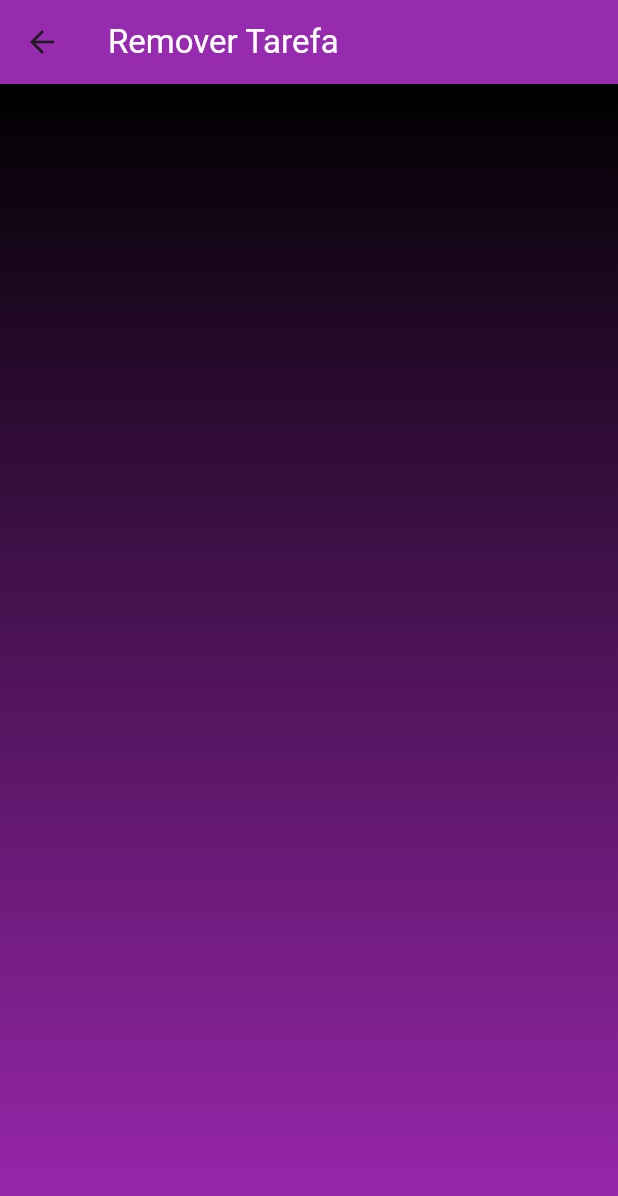
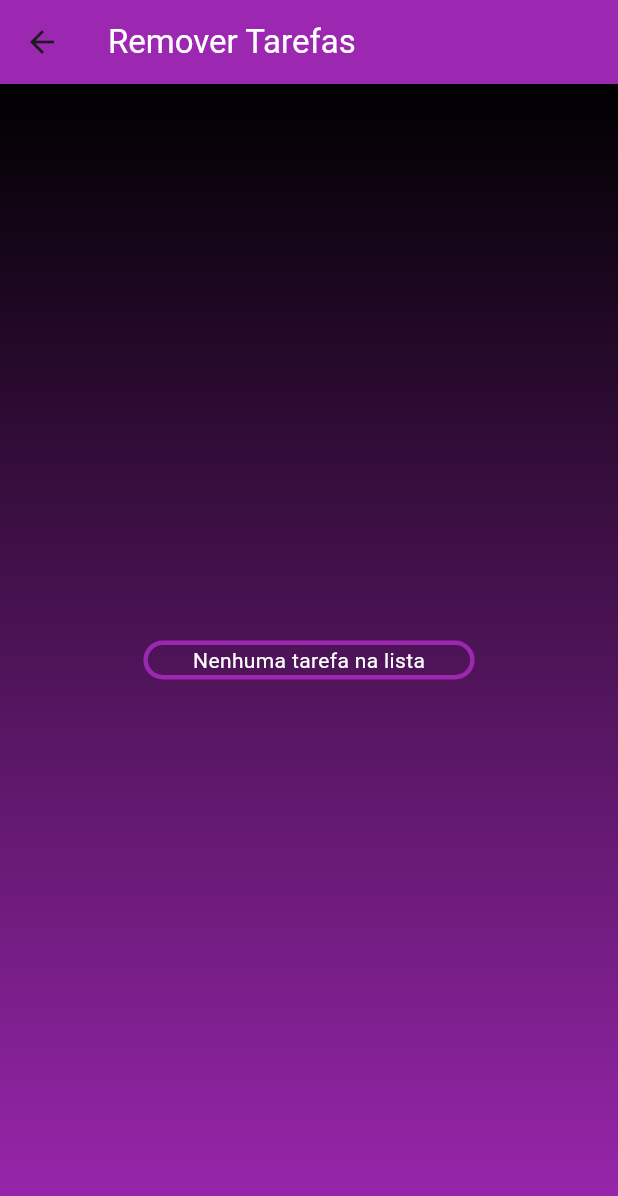
Before and after one commit to Johws/my_project, a Flutter app: the ListaTarefas screen opened directly, after a tap on the "delete" icon, on a phone screen of 412 x 824 dp. Shown: the top 1196 px of the screen. Run offline on Flutter 3.47's test engine with Material 3 defaults, Android fonts, the phone set to English and light mode, and no system bars.

Commit message:
Implementacao de remove tarefa

```diff
--- a/lib/ListaTarefas.dart
+++ b/lib/ListaTarefas.dart
@@ -1,6 +1,6 @@
 import 'package:flutter/material.dart';
-import 'package:my_project/AddTarefas.dart';
-import 'package:my_project/RemoverTarefas.dart';
+import 'AddTarefas.dart';
+import 'RemoverTarefas.dart';
 
 class ListaTarefas extends StatefulWidget {
   final List<String> listTarefas;
@@ -45,7 +45,17 @@ class ListaTarefasState extends State<ListaTarefas> {
             onPressed: () {
               Navigator.push(
                 context,
-                  MaterialPageRoute(builder: (context) => RemoverTarefa()),
+                MaterialPageRoute(
+                  builder: (context) => RemoverTarefas(
+                    listTarefas: widget.listTarefas,
+                    atualizarListaTarefas: (novaLista) {
+                      setState(() {
+                        widget.listTarefas.clear();
+                        widget.listTarefas.addAll(novaLista);
+                      });
+                    },
+                  ),
+                ),
               );
             },
             color: Colors.white,
@@ -60,7 +70,8 @@ class ListaTarefasState extends State<ListaTarefas> {
                 begin: Alignment.bottomCenter,
                 end: Alignment.topCenter,
                 colors: [Colors.purple, Colors.black],
-              )),
+              ),
+            ),
           ),
           Center(
             child: Container(
@@ -99,6 +110,7 @@ class ListaTarefasState extends State<ListaTarefas> {
             ),
           ),
         ],
-        ));
+      ),
+    );
   }
 }
--- a/lib/RemoverTarefas.dart
+++ b/lib/RemoverTarefas.dart
@@ -1,36 +1,104 @@
 import 'package:flutter/material.dart';
 
-// Classe 4: Remover Tarefa
+class RemoverTarefas extends StatelessWidget {
+  final List<String> listTarefas;
+  final Function(List<String>) atualizarListaTarefas;
 
-class RemoverTarefa extends StatefulWidget {
-  @override
-  RemoverTarefaState createState() => RemoverTarefaState();
-}
+  RemoverTarefas({
+    required this.listTarefas,
+    required this.atualizarListaTarefas,
+  });
 
-class RemoverTarefaState extends State<RemoverTarefa> {
   @override
   Widget build(BuildContext context) {
-    // TODO: implement build
     return Scaffold(
       appBar: AppBar(
-          elevation: 4,
+        backgroundColor: Colors.purple,
         title: Text(
-            'Remover Tarefa',
+          'Remover Tarefas',
           style: TextStyle(color: Colors.white),
         ),
-          backgroundColor: Colors.purple),
-      body: Stack(
-        children: [
-          Container(
+      ),
+      body: Container(
         decoration: BoxDecoration(
           gradient: LinearGradient(
             begin: Alignment.bottomCenter,
             end: Alignment.topCenter,
             colors: [Colors.purple, Colors.black],
-            )),
           ),
-        ],
+        ),
+        child: Center(
+          child: Container(
+            padding: EdgeInsets.symmetric(horizontal: 30.0),
+            decoration: BoxDecoration(
+              borderRadius: BorderRadius.circular(30.0),
+              border: Border.all(
+                color: Colors.purple,
+                width: 3.0,
+              ),
+            ),
+            child: listTarefas.isEmpty
+                ? Text(
+                    'Nenhuma tarefa na lista',
+                    style: TextStyle(color: Colors.white),
+                  )
+                : ListView.builder(
+                    itemCount: listTarefas.length,
+                    itemBuilder: (context, index) {
+                      return GestureDetector(
+                        onTap: () {
+                          _removerTarefa(context, index);
+                        },
+                        child: Container(
+                          margin: EdgeInsets.symmetric(vertical: 10),
+                          decoration: BoxDecoration(
+                            borderRadius: BorderRadius.circular(30),
+                            border: Border.all(
+                              color: Colors.purple,
+                              width: 3,
+                            ),
+                          ),
+                          child: ListTile(
+                            title: Text(listTarefas[index]),
+                            textColor: Colors.white,
+                          ),
+                        ),
+                      );
+                    },
+                  ),
+          ),
+        ),
       ),
     );
   }
+
+  void _removerTarefa(BuildContext context, int index) {
+    showDialog(
+      context: context,
+      builder: (BuildContext context) {
+        return AlertDialog(
+          title: Text('Remover Tarefa'),
+          content: Text('Tem certeza que deseja remover esta tarefa?'),
+          actions: <Widget>[
+            TextButton(
+              onPressed: () {
+                Navigator.of(context).pop();
+              },
+              child: Text('Cancelar'),
+            ),
+            TextButton(
+              onPressed: () {
+                listTarefas.removeAt(index);
+                atualizarListaTarefas(
+                    listTarefas); // Atualize a lista de tarefas
+                Navigator.of(context).pop();
+                Navigator.of(context).pop();
+              },
+              child: Text('Remover'),
+            ),
+          ],
+        );
+      },
+    );
   }
+}
```
Lines whose indentation alone changed are shown as unchanged.
